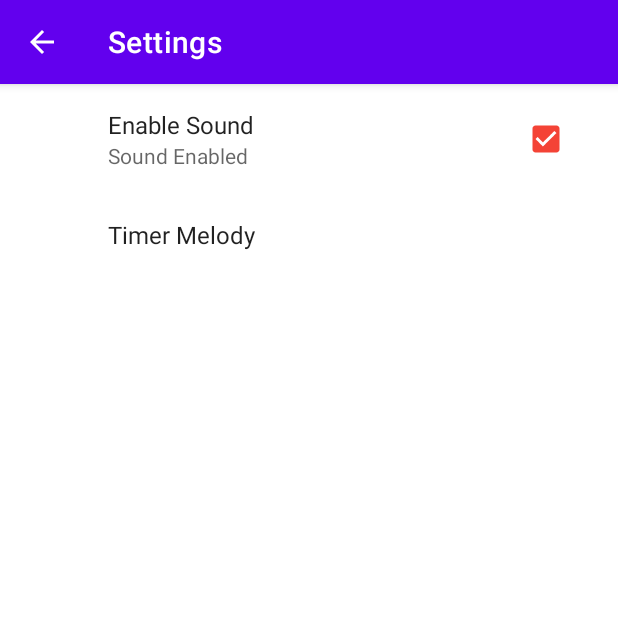
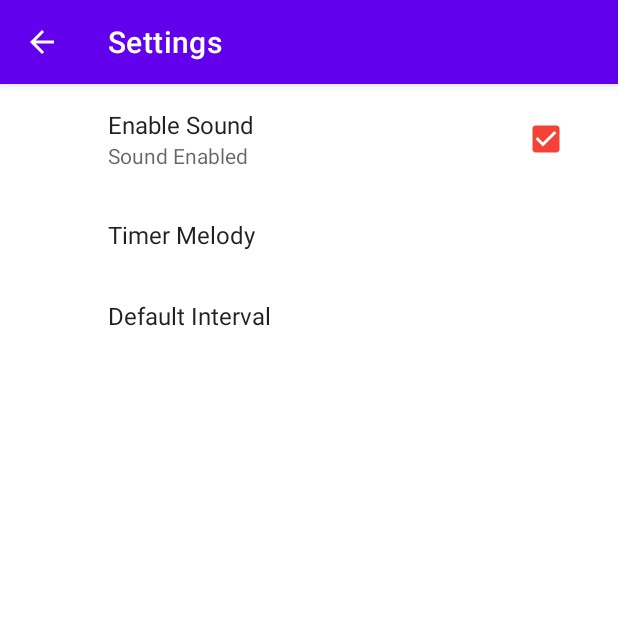
Before and after one commit to Shevy-D/ACSectionEleven, an Android app: the screen it shows after launch (SettingsActivity), in the options menu, after a tap on "Settings", on a phone screen of 412 x 824 dp, the top half of it. Run offline under Robolectric (Android 15) with nearby library versions, the phone set to English and light mode, and no system bars; our stand-ins replace androidx.preference.

Commit message:
Added EditTextPreference

```diff
--- a/app/src/main/java/com/shevy/acsectioneleven/MainActivity.kt
+++ b/app/src/main/java/com/shevy/acsectioneleven/MainActivity.kt
@@ -2,6 +2,7 @@ package com.shevy.acsectioneleven
 
 import android.annotation.SuppressLint
 import android.content.Intent
+import android.content.SharedPreferences
 import android.media.MediaPlayer
 import android.os.Bundle
 import android.os.CountDownTimer
@@ -15,13 +16,15 @@ import androidx.preference.PreferenceManager
 import com.shevy.acsectioneleven.databinding.ActivityMainBinding
 import kotlin.properties.Delegates
 
-class MainActivity : AppCompatActivity() {
-    lateinit var binding: ActivityMainBinding
+class MainActivity : AppCompatActivity(), SharedPreferences.OnSharedPreferenceChangeListener {
+    private lateinit var binding: ActivityMainBinding
     private lateinit var textView: TextView
-    var isTimerOn by Delegates.notNull<Boolean>()
+    private var isTimerOn by Delegates.notNull<Boolean>()
     lateinit var timerSeekBar: SeekBar
     lateinit var button: Button
     lateinit var countDownTimer: CountDownTimer
+    var defaultInterval by Delegates.notNull<Int>()
+    private lateinit var sharedPreferences: SharedPreferences
 
     override fun onCreate(savedInstanceState: Bundle?) {
         super.onCreate(savedInstanceState)
@@ -34,9 +37,10 @@ class MainActivity : AppCompatActivity() {
         button = binding.startStop
         timerSeekBar = binding.seekBar
         textView = binding.timer
+        sharedPreferences = PreferenceManager.getDefaultSharedPreferences(this)
 
         timerSeekBar.max = 600
-        timerSeekBar.progress = 60
+        setIntervalFromSharedPreference(sharedPreferences)
 
         updateTimer(timerSeekBar.progress.toLong() * 1000)
 
@@ -68,9 +72,14 @@ class MainActivity : AppCompatActivity() {
                                 PreferenceManager.getDefaultSharedPreferences(applicationContext)
                             if (sharedPreferences.getBoolean("enable_sound", true)) {
                                 when (sharedPreferences.getString("timer_melody", "bell")) {
-                                    "bell" -> MediaPlayer.create(applicationContext, R.raw.bell).start()
-                                    "kolokolchik" -> MediaPlayer.create(applicationContext, R.raw.kolokolchik).start()
-                                    "melody" -> MediaPlayer.create(applicationContext, R.raw.melody).start()
+                                    "bell" -> MediaPlayer.create(applicationContext, R.raw.bell)
+                                        .start()
+                                    "kolokolchik" -> MediaPlayer.create(
+                                        applicationContext,
+                                        R.raw.kolokolchik
+                                    ).start()
+                                    "melody" -> MediaPlayer.create(applicationContext, R.raw.melody)
+                                        .start()
                                 }
                             }
                             resetTimer()
@@ -81,6 +90,8 @@ class MainActivity : AppCompatActivity() {
                 resetTimer()
             }
         }
+
+        sharedPreferences.registerOnSharedPreferenceChangeListener(this)
     }
 
     @SuppressLint("SetTextI18n")
@@ -107,8 +118,7 @@ class MainActivity : AppCompatActivity() {
         button.text = "Start"
         timerSeekBar.isEnabled = true
         isTimerOn = false
-        textView.text = "01:00"
-        timerSeekBar.progress = 60
+        setIntervalFromSharedPreference(sharedPreferences)
     }
 
     override fun onCreateOptionsMenu(menu: Menu?): Boolean {
@@ -132,4 +142,22 @@ class MainActivity : AppCompatActivity() {
         }
         return true
     }
+
+    @SuppressLint("SetTextI18n")
+    private fun setIntervalFromSharedPreference(sharedPreferences: SharedPreferences){
+        defaultInterval = sharedPreferences.getString("default_interval", "30")!!.toInt()
+        updateTimer(defaultInterval.toLong()*1000)
+        timerSeekBar.progress = defaultInterval
+    }
+
+    override fun onSharedPreferenceChanged(p0: SharedPreferences?, p1: String?) {
+        if (p1 == "default_interval") {
+            setIntervalFromSharedPreference(sharedPreferences)
+        }
+    }
+
+    override fun onDestroy() {
+        super.onDestroy()
+        sharedPreferences.unregisterOnSharedPreferenceChangeListener(this)
+    }
 }
--- a/app/src/main/java/com/shevy/acsectioneleven/SettingsActivity.kt
+++ b/app/src/main/java/com/shevy/acsectioneleven/SettingsActivity.kt
@@ -1,9 +1,7 @@
 package com.shevy.acsectioneleven
 
+import android.os.Bundle
 import androidx.appcompat.app.AppCompatActivity
-import android.os.Bundle
-import android.view.MenuItem
-import androidx.core.app.NavUtils
 import com.shevy.acsectioneleven.databinding.ActivitySettingsBinding
 
 class SettingsActivity : AppCompatActivity() {
--- a/app/src/main/java/com/shevy/acsectioneleven/SettingsFragment.kt
+++ b/app/src/main/java/com/shevy/acsectioneleven/SettingsFragment.kt
@@ -2,10 +2,7 @@ package com.shevy.acsectioneleven
 
 import android.content.SharedPreferences
 import android.os.Bundle
-import androidx.preference.CheckBoxPreference
-import androidx.preference.ListPreference
-import androidx.preference.Preference
-import androidx.preference.PreferenceFragmentCompat
+import androidx.preference.*
 
 
 class SettingsFragment : PreferenceFragmentCompat(),
@@ -13,9 +10,7 @@ class SettingsFragment : PreferenceFragmentCompat(),
     override fun onCreatePreferences(p0: Bundle?, p1: String?) {
         addPreferencesFromResource(R.xml.timer_preference)
 
-        val sharedPreferences = preferenceScreen
-            .sharedPreferences
-        val preferenceScreen = preferenceScreen
+        val sharedPreferences = preferenceScreen.sharedPreferences
         val count = preferenceScreen.preferenceCount
 
         for (i in 0 until count) {
@@ -35,7 +30,8 @@ class SettingsFragment : PreferenceFragmentCompat(),
             if (index >= 0) {
                 preference.summary = preference.entries[index]
             }
-
+        } else if (preference is EditTextPreference) {
+            preference.summary = value
         }
     }
 
--- a/app/src/main/res/xml/timer_preference.xml
+++ b/app/src/main/res/xml/timer_preference.xml
@@ -8,10 +8,16 @@
         android:summaryOn="Sound Enabled"
         android:title="Enable Sound" />
 
-    <ListPreference android:title="Timer Melody"
-        android:key="timer_melody"
+    <ListPreference
         android:defaultValue="bell"
         android:entries="@array/pref_timer_melody_labels"
-        android:entryValues="@array/pref_timer_melody_values"/>
+        android:entryValues="@array/pref_timer_melody_values"
+        android:key="timer_melody"
+        android:title="Timer Melody" />
+
+    <EditTextPreference
+        android:defaultValue="20"
+        android:key="default_interval"
+        android:title="Default Interval" />
 
 </PreferenceScreen>
```
